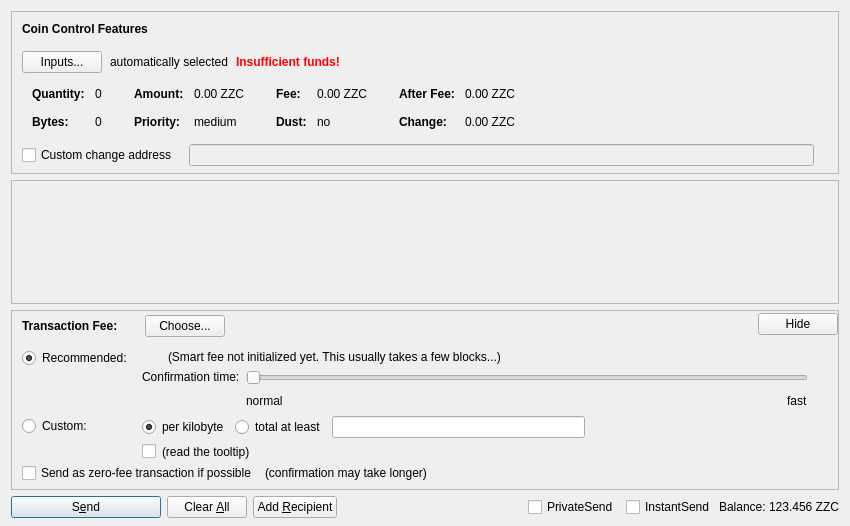
Before: the Qt Designer form src/qt/forms/sendcoinsdialog.ui in ZoZoCoin/ZoZo-blockchain, drawn with Qt 5.
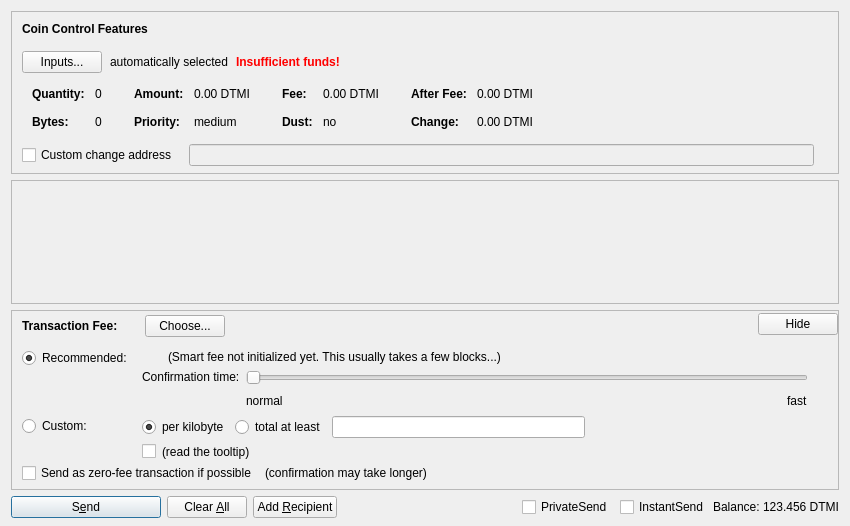
After: the same form once the commit is applied. Custom widgets are drawn as their Qt base class.

Patch:
```diff
--- a/src/qt/forms/sendcoinsdialog.ui
+++ b/src/qt/forms/sendcoinsdialog.ui
@@ -324,7 +324,7 @@
                   <enum>Qt::ActionsContextMenu</enum>
                  </property>
                  <property name="text">
-                  <string notr="true">0.00 ZZC</string>
+                  <string notr="true">0.00 DTMI</string>
                  </property>
                  <property name="textInteractionFlags">
                   <set>Qt::LinksAccessibleByMouse|Qt::TextSelectableByKeyboard|Qt::TextSelectableByMouse</set>
@@ -404,7 +404,7 @@
                   <enum>Qt::ActionsContextMenu</enum>
                  </property>
                  <property name="text">
-                  <string notr="true">0.00 ZZC</string>
+                  <string notr="true">0.00 DTMI</string>
                  </property>
                  <property name="textInteractionFlags">
                   <set>Qt::LinksAccessibleByMouse|Qt::TextSelectableByKeyboard|Qt::TextSelectableByMouse</set>
@@ -484,7 +484,7 @@
                   <enum>Qt::ActionsContextMenu</enum>
                  </property>
                  <property name="text">
-                  <string notr="true">0.00 ZZC</string>
+                  <string notr="true">0.00 DTMI</string>
                  </property>
                  <property name="textInteractionFlags">
                   <set>Qt::LinksAccessibleByMouse|Qt::TextSelectableByKeyboard|Qt::TextSelectableByMouse</set>
@@ -513,7 +513,7 @@
                   <enum>Qt::ActionsContextMenu</enum>
                  </property>
                  <property name="text">
-                  <string notr="true">0.00 ZZC</string>
+                  <string notr="true">0.00 DTMI</string>
                  </property>
                  <property name="textInteractionFlags">
                   <set>Qt::LinksAccessibleByMouse|Qt::TextSelectableByKeyboard|Qt::TextSelectableByMouse</set>
@@ -1366,7 +1366,7 @@
           <cursorShape>IBeamCursor</cursorShape>
          </property>
          <property name="text">
-          <string notr="true">123.456 ZZC</string>
+          <string notr="true">123.456 DTMI</string>
          </property>
          <property name="textInteractionFlags">
           <set>Qt::LinksAccessibleByMouse|Qt::TextSelectableByKeyboard|Qt::TextSelectableByMouse</set>
```
Left out of the diff: 6 changed lines with no effect on the pictures.
